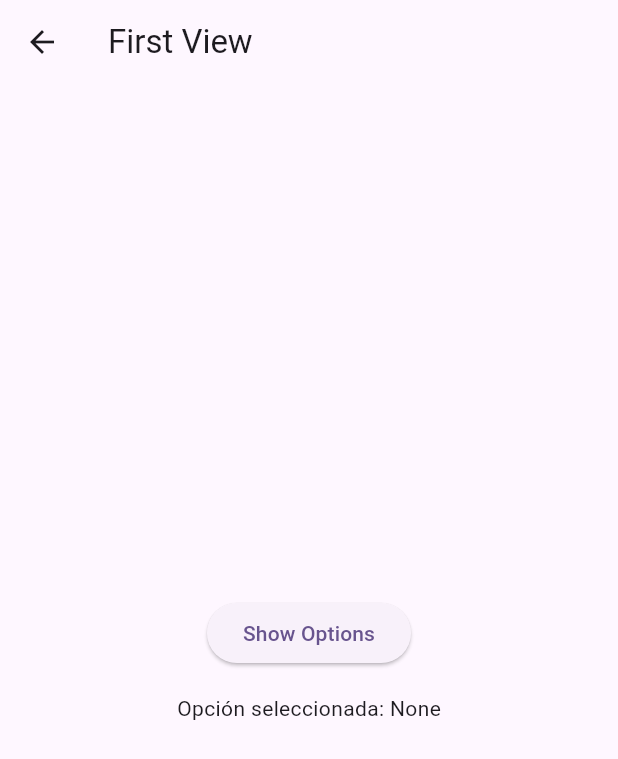
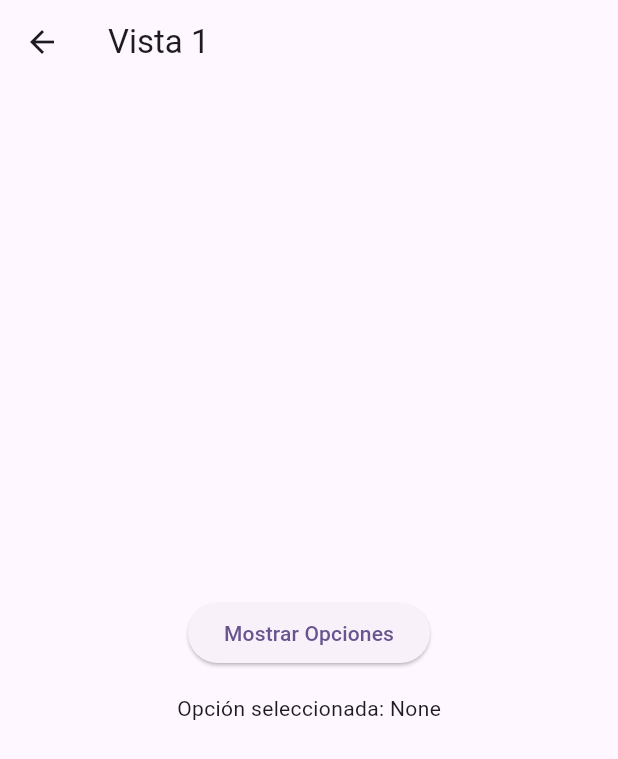
Before and after one commit to JSBHernandez/DesarrolloMoviles, a Flutter app: the FirstView screen opened directly, on a phone screen of 412 x 824 dp. Shown: the top 759 px of the screen. Run offline on Flutter 3.47's test engine with Material 3 defaults, Android fonts, the phone set to English and light mode, and no system bars; our stand-ins replace geolocator, shared_preferences, snippet_coder_utils, sqflite, sqflite_common_ffi; missing offline and left inert: parcial; accounts and stored records are empty.

Commit message:
Sync Lab 9 Completo

```diff
--- a/becerrahernandezlab9/lib/main.dart
+++ b/becerrahernandezlab9/lib/main.dart
@@ -40,7 +40,7 @@ class HomePage extends StatelessWidget {
                   MaterialPageRoute(builder: (context) => const FirstView()),
                 );
               },
-              child: const Text('Go to First View'),
+              child: const Text('Vista 1'),
             ),
             ElevatedButton(
               onPressed: () {
@@ -49,7 +49,7 @@ class HomePage extends StatelessWidget {
                   MaterialPageRoute(builder: (context) => const SecondView()),
                 );
               },
-              child: const Text('Go to Second View'),
+              child: const Text('Vista 2'),
             ),
           ],
         ),
@@ -69,10 +69,12 @@ class _FirstViewState extends State<FirstView> {
   String _selectedOption = 'None';
 
   void _showOptions() {
+    String? selectedOption = _selectedOption;
     showModalBottomSheet(
       context: context,
       builder: (BuildContext context) {
-        String? selectedOption;
+        return StatefulBuilder(
+          builder: (BuildContext context, StateSetter setState) {
             return Column(
               mainAxisSize: MainAxisSize.min,
               children: <Widget>[
@@ -135,6 +137,8 @@ class _FirstViewState extends State<FirstView> {
               ],
             );
           },
+        );
+      },
     ).then((value) {
       if (value != null) {
         setState(() {
@@ -148,7 +152,7 @@ class _FirstViewState extends State<FirstView> {
   Widget build(BuildContext context) {
     return Scaffold(
       appBar: AppBar(
-        title: const Text('First View'),
+        title: const Text('Vista 1'),
       ),
       body: Center(
         child: Column(
@@ -156,7 +160,7 @@ class _FirstViewState extends State<FirstView> {
           children: <Widget>[
             ElevatedButton(
               onPressed: _showOptions,
-              child: const Text('Show Options'),
+              child: const Text('Mostrar Opciones'),
             ),
             const SizedBox(height: 16.0),
             Text('Opción seleccionada: $_selectedOption'),
@@ -183,7 +187,7 @@ class SecondView extends StatelessWidget {
   Widget build(BuildContext context) {
     return Scaffold(
       appBar: AppBar(
-        title: const Text('Second View'),
+        title: const Text('Vista 2'),
       ),
       body: Center(
         child: Column(
@@ -222,7 +226,7 @@ class ThirdView extends StatelessWidget {
   Widget build(BuildContext context) {
     return Scaffold(
       appBar: AppBar(
-        title: const Text('Third View'),
+        title: const Text('Vista 3'),
       ),
       body: Center(
         child: Text('Botón presionado: $buttonLabel'),
```
Lines whose indentation alone changed are shown as unchanged.
